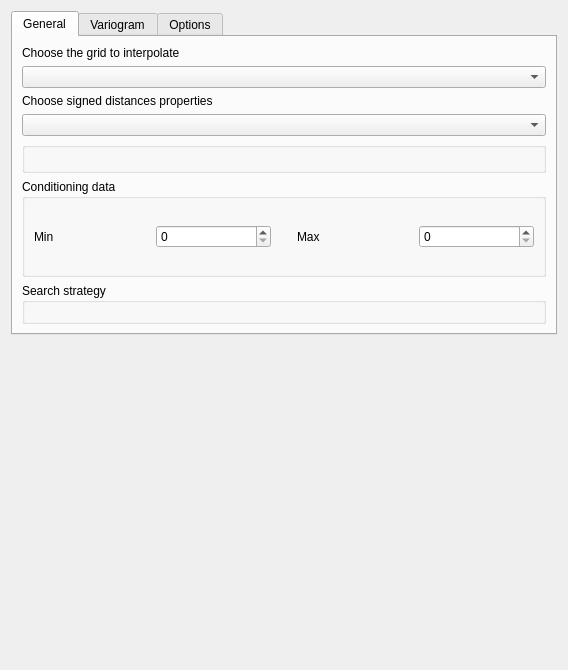
Qt form interpolator.ui (LPM-UFRGS/dfmod) before a commit.
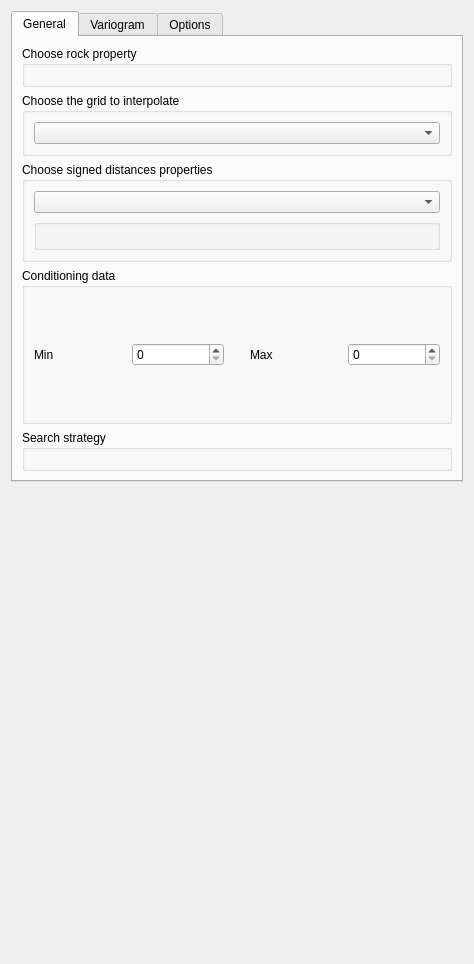
The same form after that commit. Custom widgets are drawn as their Qt base class.

Commit message: Assign conditioning data to grid node

```diff
--- a/interpolator.ui
+++ b/interpolator.ui
@@ -9,8 +9,8 @@
    <rect>
     <x>0</x>
     <y>0</y>
-    <width>568</width>
-    <height>670</height>
+    <width>474</width>
+    <height>964</height>
    </rect>
   </property>
   <property name="windowTitle">
@@ -22,7 +22,7 @@
   <property name="AlgorithmDescription" stdset="0">
    <string>interpolator</string>
   </property>
-  <layout class="QVBoxLayout" name="verticalLayout">
+  <layout class="QVBoxLayout" name="verticalLayout_2">
    <item>
     <widget class="QTabWidget" name="tabWidget">
      <property name="currentIndex">
@@ -32,31 +32,47 @@
       <attribute name="title">
        <string>General</string>
       </attribute>
-      <layout class="QVBoxLayout" name="verticalLayout_2">
-       <item>
-        <widget class="QLabel" name="label_3">
-         <property name="text">
+      <layout class="QGridLayout" name="gridLayout_4">
+       <item row="0" column="0">
+        <widget class="QGroupBox" name="groupBox_3">
+         <property name="title">
+          <string>Choose rock property</string>
+         </property>
+         <layout class="QVBoxLayout" name="verticalLayout_3">
+          <item>
+           <widget class="PropertySelectorNoRegion" name="propertyselectornoregion"/>
+          </item>
+         </layout>
+        </widget>
+       </item>
+       <item row="1" column="0">
+        <widget class="QGroupBox" name="groupBox_4">
+         <property name="title">
           <string>Choose the grid to interpolate</string>
          </property>
+         <layout class="QVBoxLayout" name="verticalLayout_4">
+          <item>
+           <widget class="GridSelectorBasic" name="gridselectorbasic_2"/>
+          </item>
+         </layout>
         </widget>
        </item>
-       <item>
-        <widget class="GridSelectorBasic" name="gridselectorbasic_2"/>
-       </item>
-       <item>
-        <widget class="QLabel" name="label">
-         <property name="text">
+       <item row="2" column="0">
+        <widget class="QGroupBox" name="groupBox_5">
+         <property name="title">
           <string>Choose signed distances properties</string>
          </property>
+         <layout class="QVBoxLayout" name="verticalLayout">
+          <item>
+           <widget class="GridSelectorBasic" name="gridselectorbasic"/>
+          </item>
+          <item>
+           <widget class="OrderedPropertySelector" name="orderedpropertyselector"/>
+          </item>
+         </layout>
         </widget>
        </item>
-       <item>
-        <widget class="GridSelectorBasic" name="gridselectorbasic"/>
-       </item>
-       <item>
-        <widget class="OrderedPropertySelector" name="orderedpropertyselector"/>
-       </item>
-       <item>
+       <item row="3" column="0">
         <widget class="QGroupBox" name="groupBox">
          <property name="title">
           <string>Conditioning data</string>
@@ -102,7 +118,7 @@
          </layout>
         </widget>
        </item>
-       <item>
+       <item row="4" column="0">
         <widget class="QGroupBox" name="groupBox_2">
          <property name="title">
           <string>Search strategy</string>
```
Left out of the diff: 40 changed lines with no effect on the pictures. The commit also changes 2 other files.
